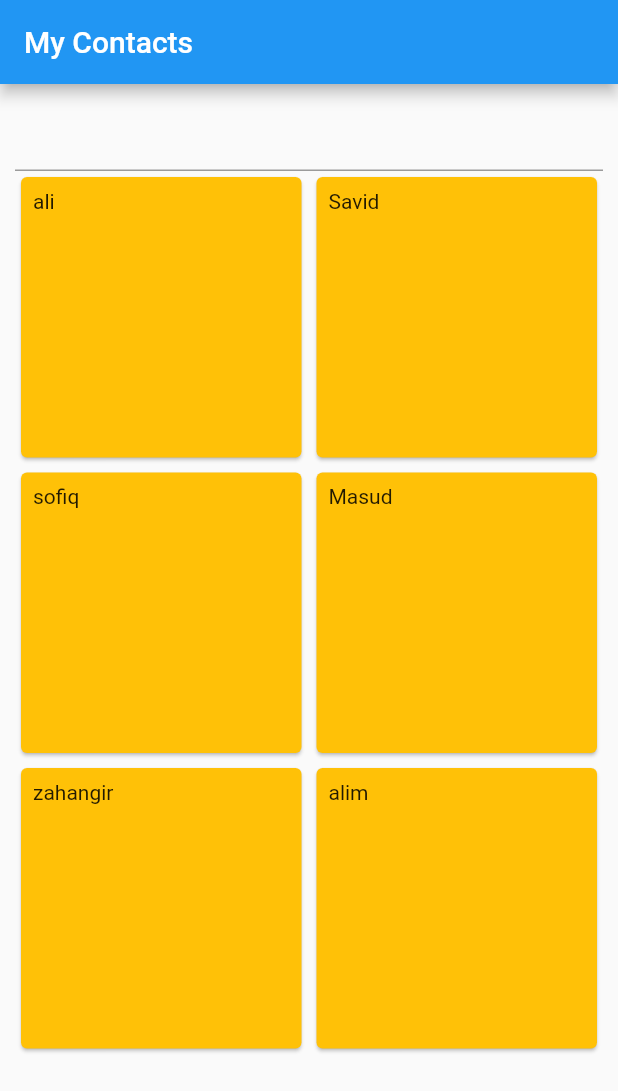
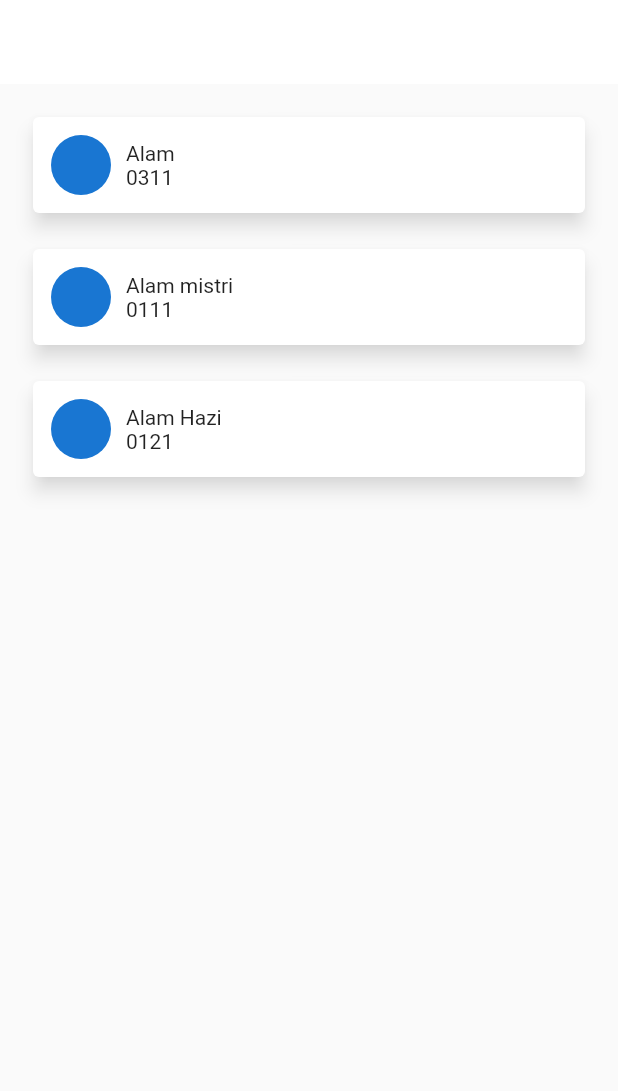
Before and after one commit to ZahangirAlamJP/10, a Flutter app: the screen it shows after launch, on a phone screen of 412 x 824 dp. Shown: the top 1091 px of the screen. Run offline on Flutter 3.47's test engine with Material 2 defaults, Android fonts, the phone set to English and light mode, and no system bars.

Commit message:
Mobile Contacts List & ListView.builder

```diff
--- a/lib/main.dart
+++ b/lib/main.dart
@@ -1,6 +1,13 @@
 import 'package:flutter/material.dart';
 
-void main(List<String> args) {
+class Contacts {
+  String? name;
+  String? number;
+  String? image;
+  Contacts({required this.name, required this.number, required this.image});
+}
+
+void main() {
   runApp(MaterialApp(
     debugShowCheckedModeBanner: false,
     title: 'My App',
@@ -16,13 +23,10 @@ class MyApp extends StatefulWidget {
 class _MyAppState extends State<MyApp> {
   final myStyle = TextStyle(fontSize: 20, color: Colors.black);
 
-  final List<String> names = [
-    'ali',
-    'Savid',
-    "sofiq",
-    "Masud",
-    "zahangir",
-    "alim"
+  final List<Contacts> names = [
+    Contacts(name: "Alam", number: "0311", image: "dd8d"),
+    Contacts(name: "Alam mistri", number: "0111", image: "d8dd"),
+    Contacts(name: "Alam Hazi", number: "0121", image: "d8dd"),
   ];
 
   TextEditingController inputC = TextEditingController();
@@ -31,6 +35,8 @@ class _MyAppState extends State<MyApp> {
   Widget build(BuildContext context) {
     return Scaffold(
       appBar: AppBar(
+        backgroundColor: Colors.white,
+        elevation: 0,
         title: Text('My Contacts'),
       ),
       body: Padding(
@@ -38,31 +44,48 @@ class _MyAppState extends State<MyApp> {
         child: Column(
             //  crossAxisAlignment: CrossAxisAlignment.stretch,
             children: [
-              TextFormField(
-                controller: inputC,
-                onEditingComplete: () {
-                  print(inputC.text);
-                  setState(() {
-                    names.add(inputC.text);
-                  });
-                },
-              ),
+              // TextFormField(
+              //   controller: inputC,
+              //   onEditingComplete: () {
+              //     print(inputC.text);
+              //     setState(() {
+              //       names.add(inputC.text);
+              //     });
+              //   },
+              // ),
               // Note : symbols  // BuiltContest < c // Index < i ///
               Expanded(
-                child: GridView.builder(
+                child: ListView.builder(
                     itemCount: names.length,
-                    gridDelegate: SliverGridDelegateWithFixedCrossAxisCount(
-                      crossAxisCount: 2,
-                      mainAxisSpacing: 2,
-                      crossAxisSpacing: 2,
-                    ),
                     physics: BouncingScrollPhysics(),
                     itemBuilder: (c, i) {
-                      return Card(
-                        color: Colors.amber,
-                        child: Padding(
-                          padding: const EdgeInsets.all(8.0),
-                          child: Text('${names[i]}'),
+                      return Padding(
+                        padding: const EdgeInsets.all(8.0),
+                        child: Card(
+                          elevation: 5,
+                          shadowColor: Colors.grey.withOpacity(0.4),
+                          //color: Colors.amber,
+                          child: Padding(
+                            padding: const EdgeInsets.all(12.0),
+                            child: Center(
+                              child: Row(
+                                children: [
+                                  CircleAvatar(),
+                                  SizedBox(
+                                    width: 10,
+                                  ),
+                                  Column(
+                                    crossAxisAlignment:
+                                        CrossAxisAlignment.start,
+                                    children: [
+                                      Text('${names[i].name}'),
+                                      Text('${names[i].number}'),
+                                    ],
+                                  ),
+                                ],
+                              ),
+                            ),
+                          ),
                         ),
                       );
                     }),
```
